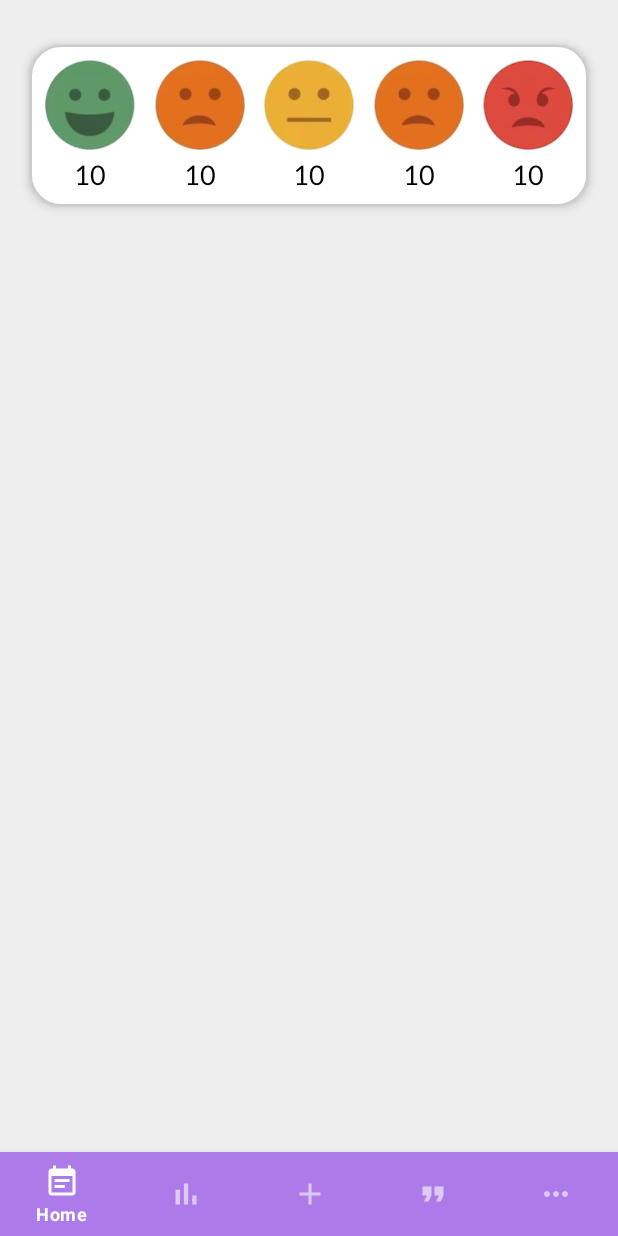
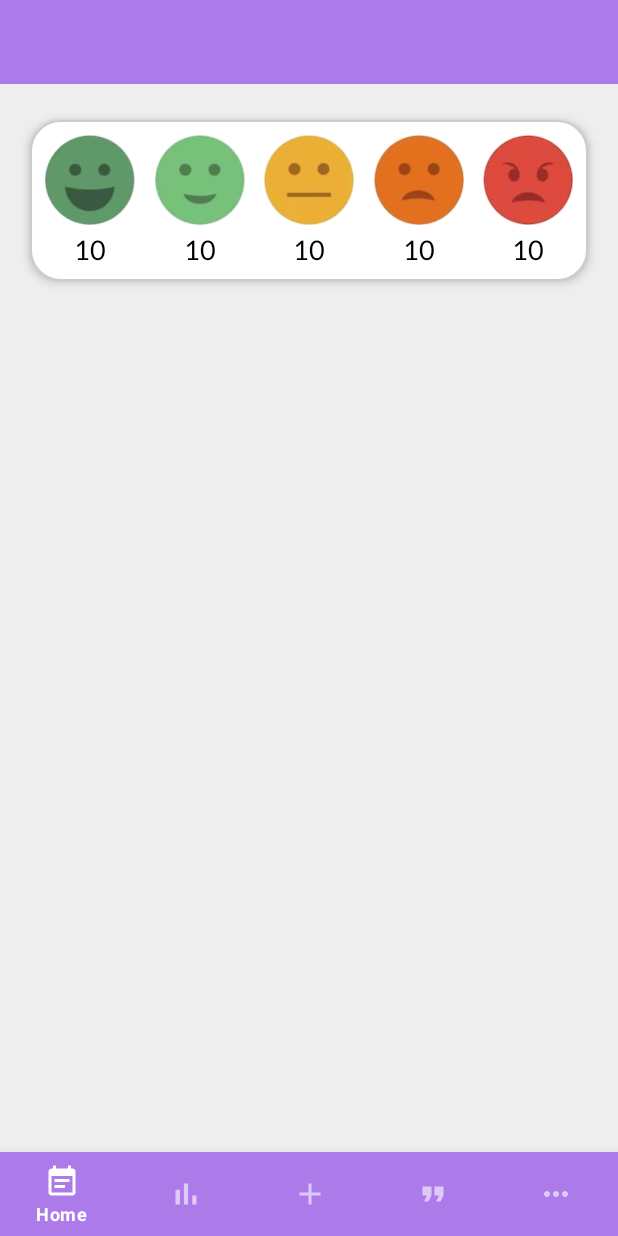
Before and after one commit to gabbycoloma/VibeSense, an Android app: the fragment Analytics placed in its activity, on a phone screen of 412 x 824 dp. Run offline under Robolectric (Android 15) with nearby library versions, the phone set to English and light mode, and no system bars.

Commit message:
Fix fragment_analytics.xml

```diff
--- a/app/src/main/res/layout/fragment_analytics.xml
+++ b/app/src/main/res/layout/fragment_analytics.xml
@@ -6,12 +6,27 @@
     android:layout_height="match_parent"
     tools:context=".Analytics"
     android:background="#EEEEEE">
+    <androidx.constraintlayout.widget.ConstraintLayout
+        android:layout_width="match_parent"
+        android:layout_height="match_parent">
 
+        <com.google.android.material.appbar.MaterialToolbar
+            android:id="@+id/materialToolbar"
+            android:layout_width="match_parent"
+            android:layout_height="wrap_content"
+            android:background="?attr/colorPrimary"
+            android:minHeight="?attr/actionBarSize"
+            android:theme="?attr/actionBarTheme"
+            app:layout_constraintEnd_toEndOf="parent"
+            app:layout_constraintStart_toStartOf="parent"
+            app:layout_constraintTop_toTopOf="parent">
+        </com.google.android.material.appbar.MaterialToolbar>
+    </androidx.constraintlayout.widget.ConstraintLayout>
     <androidx.appcompat.widget.LinearLayoutCompat
         android:layout_width="match_parent"
         android:layout_height="wrap_content"
         android:layout_marginHorizontal="20dp"
-        android:layout_marginTop="30dp"
+        android:layout_marginTop="80dp"
         android:background="@drawable/customborder"
         android:clipToPadding="false"
         android:elevation="4dp"
```
Also changed, not shown: app/src/main/res/drawable/mood2.png.
